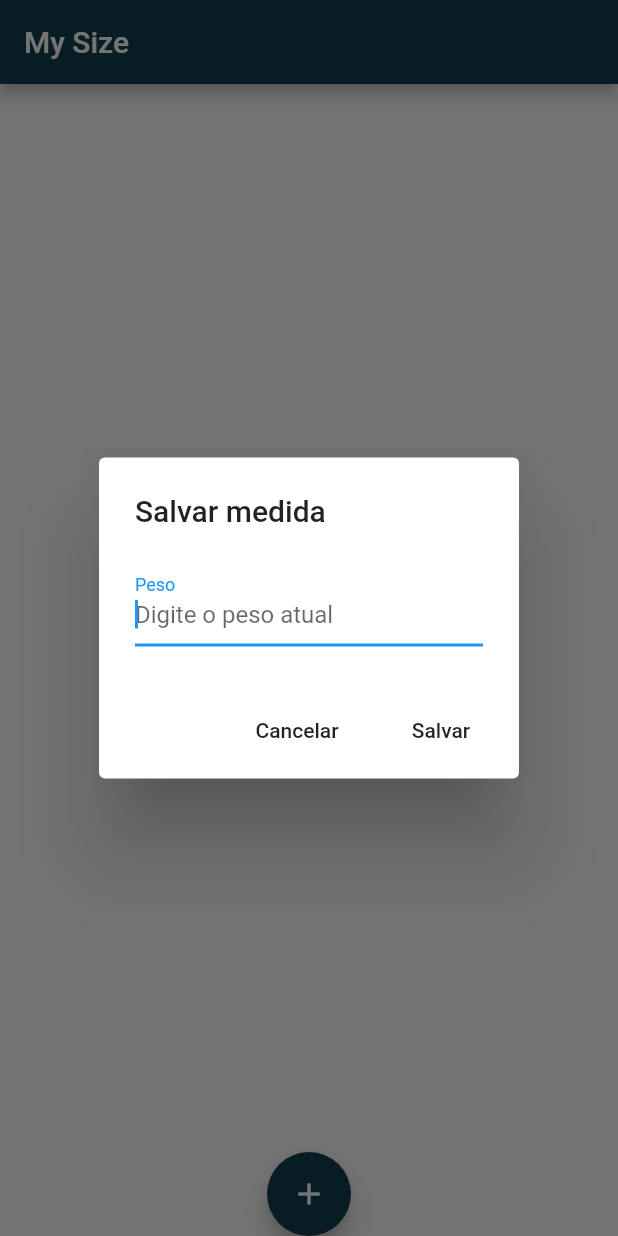
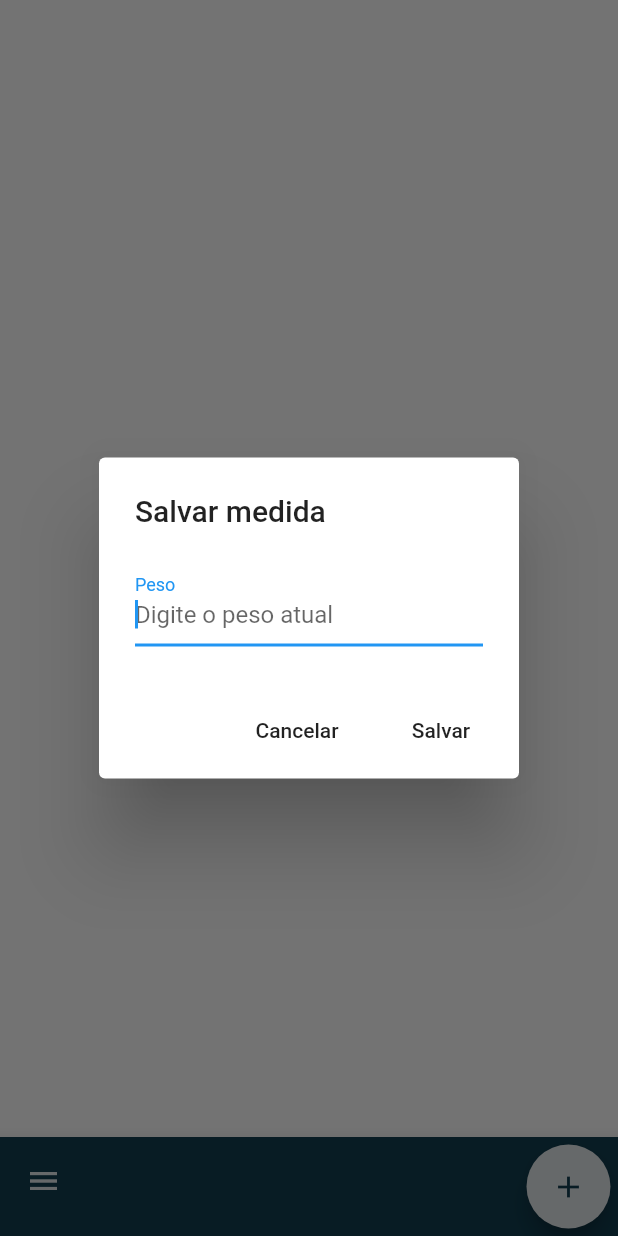
Before and after one commit to josephdonald/my_size, a Flutter app: the screen it shows after launch, after a tap on the "add" icon, on a phone screen of 412 x 824 dp. Run offline on Flutter 3.47's test engine with Material 2 defaults, Android fonts, the phone set to English and light mode, and no system bars; our stand-ins replace sqflite; accounts and stored records are empty.

Commit message:
1ª versao 21/10 - com botao add no canto direito

```diff
--- a/lib/Home.dart
+++ b/lib/Home.dart
@@ -9,7 +9,6 @@ class Home extends StatefulWidget {
 }
 
 class _HomeState extends State<Home> {
-
   TextEditingController _pesoController = TextEditingController();
   TextEditingController _dataController = TextEditingController();
 
@@ -17,8 +16,7 @@ class _HomeState extends State<Home> {
 
   var _db = MedidasHelper();
 
-  _formatarData(String data){
-
+  _formatarData(String data) {
     var formatador = DateFormat("dd/MM/yy - HH:mm:ss");
 
     DateTime dataConvertida = DateTime.parse(data);
@@ -26,29 +24,26 @@ class _HomeState extends State<Home> {
     String dataFormatada = formatador.format(dataConvertida);
 
     return dataFormatada;
-
   }
 
-  _exibirTelaCadastro( {Medidas medidas, bool remover} ) {
-
+  _exibirTelaCadastro({Medidas medidas, bool remover}) {
     bool habilitaTextField;
     String textoSalvaAtualizar = "";
     String textoBotao = "";
 
-    if (medidas == null ){
+    if (medidas == null) {
       habilitaTextField = true;
       _pesoController.clear();
       _dataController.clear();
       textoSalvaAtualizar = "Salvar medida";
       textoBotao = "Salvar";
-    } else if(medidas != null && remover == null) {
+    } else if (medidas != null && remover == null) {
       habilitaTextField = true;
       _pesoController.text = medidas.peso.toString();
       _dataController.text = medidas.data;
       textoSalvaAtualizar = "Atualizar medida";
       textoBotao = "Atualizar";
-    } else if( medidas != null && remover ){
-
+    } else if (medidas != null && remover) {
       _pesoController.text = medidas.peso.toString();
       _dataController.text = medidas.data;
       habilitaTextField = false;
@@ -84,7 +79,8 @@ class _HomeState extends State<Home> {
               ),
               FlatButton(
                 onPressed: () {
-                  _salvarAtualizarMedidas(medidaAtualizada: medidas, remover: remover);
+                  _salvarAtualizarMedidas(
+                      medidaAtualizada: medidas, remover: remover);
                 },
                 child: Text(textoBotao),
               )
@@ -94,11 +90,10 @@ class _HomeState extends State<Home> {
   }
 
   _recuperarMedidas() async {
-
     List medidasRecuperadas = await _db.recuperarMedidas();
     List<Medidas> listaTemporaria = List<Medidas>();
 
-    for (var item in medidasRecuperadas){
+    for (var item in medidasRecuperadas) {
       Medidas medidas = Medidas.fromMap(item);
       listaTemporaria.add(medidas);
     }
@@ -108,36 +103,28 @@ class _HomeState extends State<Home> {
     });
 
     listaTemporaria = null;
-
   }
 
   _salvarAtualizarMedidas({Medidas medidaAtualizada, bool remover}) async {
-
-    double peso = double.parse(_pesoController.text.replaceAll(',','.'));
+    double peso = double.parse(_pesoController.text.replaceAll(',', '.'));
     String data = DateTime.now().toString();
 
-
-    if(medidaAtualizada == null){
-
+    if (medidaAtualizada == null) {
       Medidas medidas = Medidas(peso, data);
-      print("teste salvar: " + peso.toString() );
+      print("teste salvar: " + peso.toString());
       int resultado = await _db.salvarMedidas(medidas);
 
-      print("teste salvar: " + resultado.toString() );
-
-    } else if (medidaAtualizada != null && remover == null){
-
+      print("teste salvar: " + resultado.toString());
+    } else if (medidaAtualizada != null && remover == null) {
       medidaAtualizada.peso = peso;
 
       int resultado = await _db.atualizarMedidas(medidaAtualizada);
 
       print("medida atualizada!");
-
-    } else if (medidaAtualizada != null && remover){
+    } else if (medidaAtualizada != null && remover) {
       _removerMedidas(medidaAtualizada.id);
 
       print("funcao remover");
-
     }
 
     _pesoController.clear();
@@ -148,11 +135,9 @@ class _HomeState extends State<Home> {
     Navigator.pop(context);
   }
 
-  _removerMedidas (int id) async {
-
+  _removerMedidas(int id) async {
     await _db.removerMedidas(id);
     _recuperarMedidas();
-
   }
 
   @override
@@ -165,16 +150,16 @@ class _HomeState extends State<Home> {
   @override
   Widget build(BuildContext context) {
     return Scaffold(
-      appBar: AppBar(
-        title: Text("My Size"),
-        backgroundColor: Color.fromRGBO(17, 61, 79, 1),
-      ),
+      // appBar: AppBar(
+      //   title: Text("My Size"),
+      //   backgroundColor: Color.fromRGBO(17, 61, 79, 1),
+      // ),
       body: Column(
         children: <Widget>[
           Expanded(
             child: ListView.builder(
               itemCount: _medidas.length,
-              itemBuilder: (context, index){
+              itemBuilder: (context, index) {
                 final item = _medidas[index];
 
                 return Card(
@@ -185,7 +170,7 @@ class _HomeState extends State<Home> {
                       mainAxisSize: MainAxisSize.min,
                       children: <Widget>[
                         GestureDetector(
-                          onTap: (){
+                          onTap: () {
                             _exibirTelaCadastro(medidas: item);
                             print("editar");
                           },
@@ -198,7 +183,7 @@ class _HomeState extends State<Home> {
                           ),
                         ),
                         GestureDetector(
-                          onTap: (){
+                          onTap: () {
                             _exibirTelaCadastro(medidas: item, remover: true);
                           },
                           child: Padding(
@@ -213,18 +198,39 @@ class _HomeState extends State<Home> {
                     ),
                   ),
                 );
-
               },
             ),
           ),
-          FloatingActionButton(
-            backgroundColor: Color.fromRGBO(17, 61, 79, 1),
-            child: Icon(Icons.add),
-            onPressed: () {
-              _exibirTelaCadastro();
-            },
+        ],
+      ),
+      bottomNavigationBar: BottomAppBar(
+        color: Color.fromRGBO(17, 61, 79, 1),
+        shape: CircularNotchedRectangle(),
+        child: Padding(
+          padding: EdgeInsets.all(5),
+          child: Row(
+            mainAxisSize: MainAxisSize.min,
+            mainAxisAlignment: MainAxisAlignment.spaceBetween,
+            crossAxisAlignment: CrossAxisAlignment.start,
+            children: <Widget>[
+              IconButton(
+                icon: Icon(Icons.menu),
+                color: Color.fromRGBO(223, 228, 230, 1),
+                onPressed: () {
+                  print("botao menu");
+                },
+              ),
+              FloatingActionButton(
+                backgroundColor: Color.fromRGBO(223, 228, 230, 1),
+                splashColor: Colors.green,
+                child: Icon(Icons.add, color: Color.fromRGBO(17, 61, 79, 1),),
+                onPressed: () {
+                  _exibirTelaCadastro();
+                },
+              ),
+            ],
           ),
-        ],
+        ),
       ),
     );
   }
```
